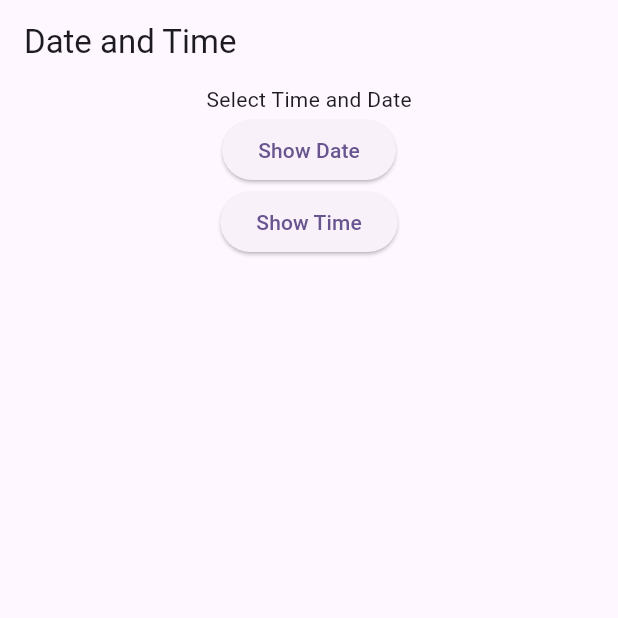
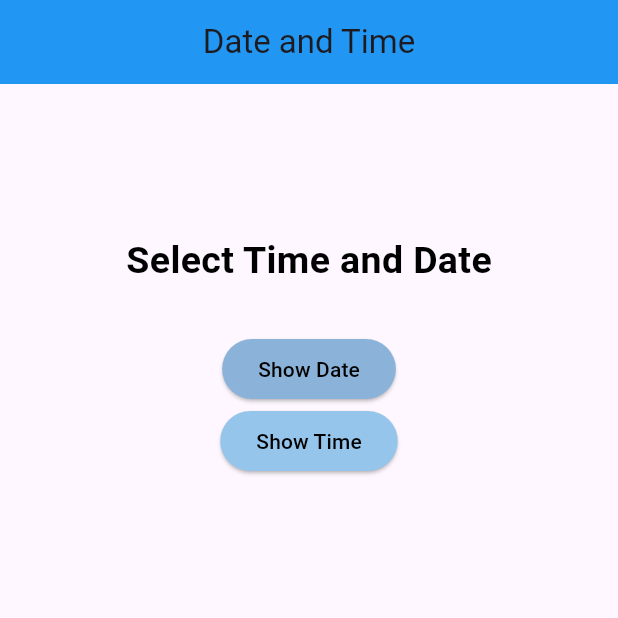
Before and after one commit to samikshyakandel/Date_and_Time_Picker, a Flutter app: the screen it shows after launch, on a phone screen of 412 x 824 dp, the top half of it. Run offline on Flutter 3.47's test engine with Material 3 defaults, Android fonts, the phone set to English and light mode, and no system bars.

Commit message:
Second Commit

```diff
--- a/lib/date_and_time_picker.dart
+++ b/lib/date_and_time_picker.dart
@@ -11,11 +11,15 @@ class _DateandTimePickerState extends State<DateandTimePicker> {
   @override
   Widget build(BuildContext context) {
     return Scaffold(
-      appBar: AppBar(title: Text('Date and Time'),),
+      appBar: AppBar(
+        backgroundColor: Colors.blue,
+        title: Center(child: Text('Date and Time')),),
       body: Center(
         child: Column(
           children: <Widget>[
-            Text("Select Time and Date"),
+            SizedBox(height: 100.0,),
+            Text("Select Time and Date",style: TextStyle(color: Colors.black,fontWeight: FontWeight.bold,fontSize: 25),),
+            SizedBox(height: 30.0,),
             ElevatedButton(onPressed: () async{
               DateTime? datePicked = await showDatePicker(
                 context: context,
@@ -25,7 +29,9 @@ class _DateandTimePickerState extends State<DateandTimePicker> {
                 print("Select Date ${datePicked.day}-${datePicked.month}-${datePicked.year}");
                }
             },
-            child: Text("Show Date"),
+            style: ButtonStyle(backgroundColor: MaterialStatePropertyAll(
+              Color.fromARGB(255, 139, 179, 217))),
+            child: Text("Show Date",style: TextStyle(color: Colors.black),),
             ),
 
            ElevatedButton(
@@ -38,7 +44,8 @@ class _DateandTimePickerState extends State<DateandTimePicker> {
               print("Selected time: ${timePicked.format(context)}");
             }
           },
-              child: Text("Show Time"),
+          style: ButtonStyle(backgroundColor: MaterialStatePropertyAll(Color.fromARGB(255, 150, 197, 235))),
+              child: Text("Show Time",style: TextStyle(color: Colors.black),),
               ),
           ],
         ),
```
